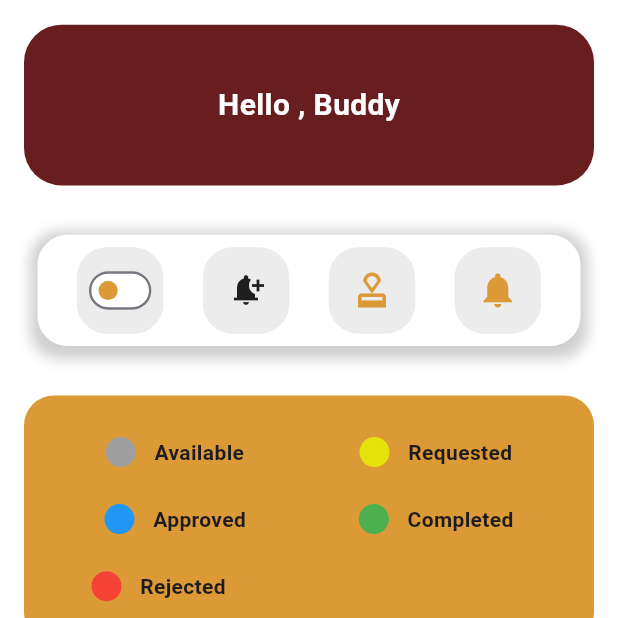
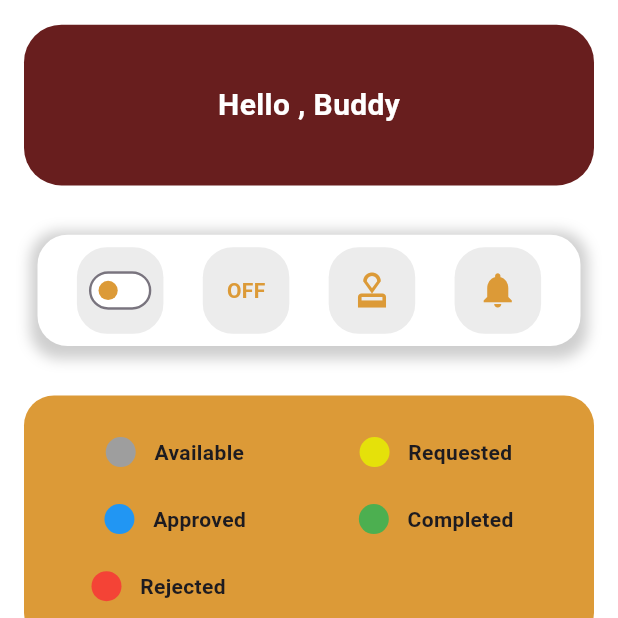
Before and after one commit to deepak-dee3/HAIR_CUT_BOOKING_FLUTTER_APP, a Flutter app: the AdminPage screen opened directly, on a phone screen of 412 x 824 dp, the top half of it. Run offline on Flutter 3.47's test engine with Material 3 defaults, Android fonts, the phone set to English and light mode, and no system bars; our stand-ins replace animated_splash_screen, cloud_firestore, firebase_auth, firebase_core, firebase_storage, googleapis_auth and 2 more; accounts and stored records are empty.

Commit message:
Admin page second button has been changed

```diff
--- a/lib/main.dart
+++ b/lib/main.dart
@@ -186,15 +186,34 @@ int selectedSection = 0;
                                 ),
                     ),
                   ),
-                   Container(
-                    height: screenheight*0.07,
-                    width:  screenheight*0.07,
-                     decoration: BoxDecoration(
-                      borderRadius: BorderRadius.circular(20),
-                color: Colors.grey.withOpacity(0.2)
-              ),
-                    child: Icon(Icons.notification_add),
-                  ),
+              //      Container(
+              //       height: screenheight*0.07,
+              //       width:  screenheight*0.07,
+              //        decoration: BoxDecoration(
+              //         borderRadius: BorderRadius.circular(20),
+              //   color: Colors.grey.withOpacity(0.2)
+              // ),
+              //       child: Icon(Icons.notification_add),
+              //     ),
+              Container(
+      height: screenheight * 0.07,
+      width: screenheight * 0.07,
+      decoration: BoxDecoration(
+        borderRadius: BorderRadius.circular(20),
+        color: Colors.grey.withOpacity(0.2),
+      ),
+      child: Center(
+        child: Text(
+          isOn ? "ON" : "OFF",
+          style: TextStyle(
+            fontSize: 14,
+            fontWeight: FontWeight.bold,
+            color: isOn ? Color(0xFF681E1E) : const Color.fromARGB(255, 220, 154, 55),
+          ),
+        ),
+      ),
+    ),
+
                    GestureDetector(
                     onTap: ()
                         {
```
